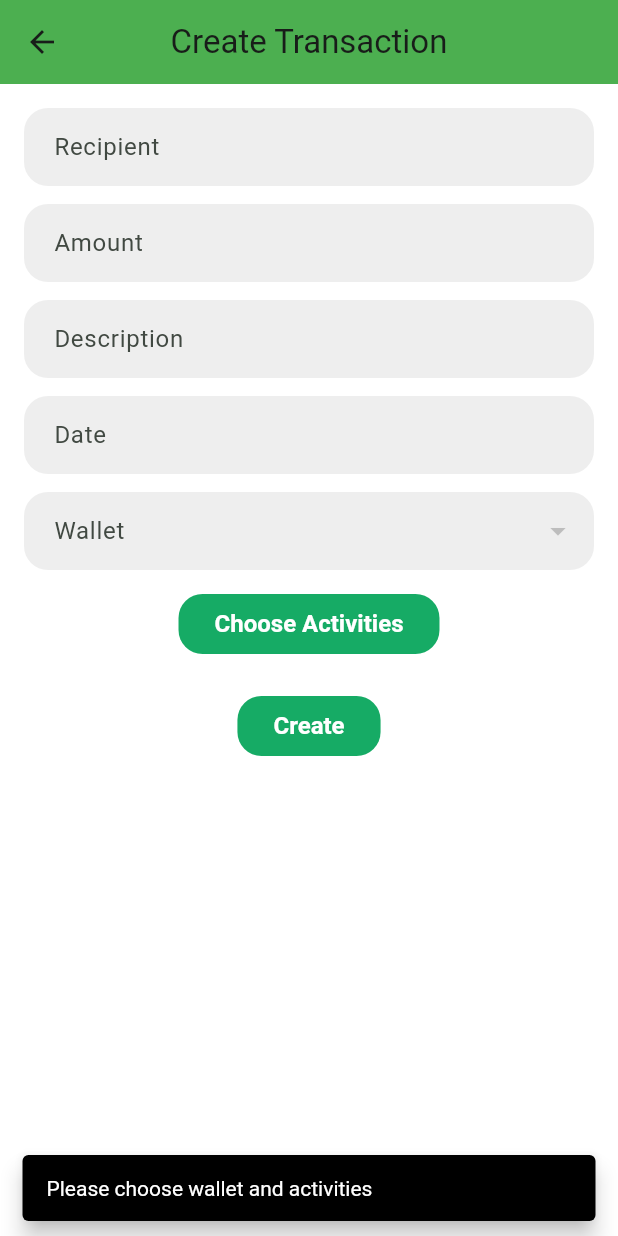
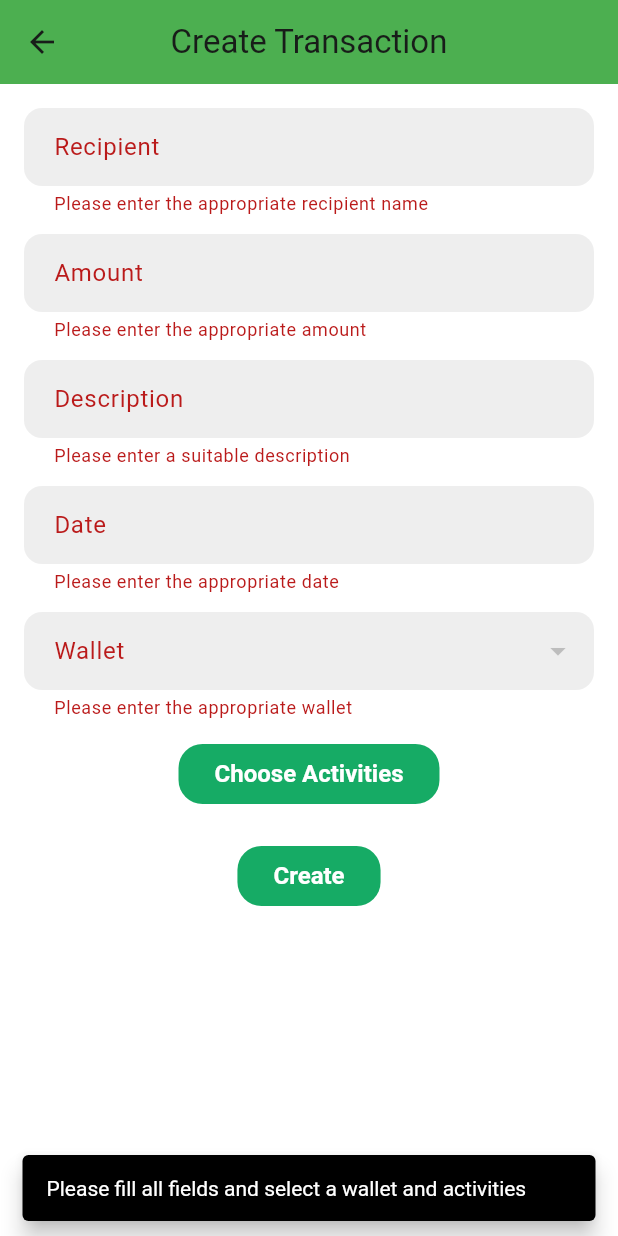
Before and after one commit to SoramYO/MoneyMind_Flutter, a Flutter app: the TransactionFormScreen screen opened directly, after a tap on "Create", on a phone screen of 412 x 824 dp. Run offline on Flutter 3.47's test engine with Material 3 defaults, Android fonts, the phone set to English and light mode, and no system bars; our stand-ins replace cached_network_image, dartz, dio, firebase_analytics, firebase_core, firebase_messaging and 8 more; missing offline and left inert: signalr_core; accounts and stored records are empty; network calls fail.

Commit message:
validate enter add transaction and add wallet

```diff
--- a/lib/presentation/transaction/pages/transaction_edit_add_view.dart
+++ b/lib/presentation/transaction/pages/transaction_edit_add_view.dart
@@ -76,8 +76,11 @@ class _TransactionFormScreenState extends State<TransactionFormScreen> {
   }
 
   Future<void> _createTransaction() async {
-    if (_selectedWalletId == null || _selectedActivitiesId.isEmpty) {
-      _showSnackbar("Please choose wallet and activities");
+    if (!_formKey.currentState!.validate() ||
+        _selectedWalletId == null ||
+        _selectedActivitiesId.isEmpty) {
+      _showSnackbar(
+          "Please fill all fields and select a wallet and activities");
       return;
     }
 
@@ -209,19 +212,43 @@ class _TransactionFormScreenState extends State<TransactionFormScreen> {
                 key: _formKey,
                 child: Column(
                   children: [
+                    // Recipient Name field validation
                     TextFormField(
-                        controller: _recipientController,
-                        decoration: _inputDecoration("Recipient")),
+                      controller: _recipientController,
+                      decoration: _inputDecoration("Recipient"),
+                      validator: (value) => value?.isEmpty ?? true
+                          ? "Please enter the appropriate recipient name"
+                          : null,
+                    ),
                     SizedBox(height: 12),
+                    // Amount field validation
                     TextFormField(
-                        controller: _amountController,
-                        decoration: _inputDecoration("Amount"),
-                        keyboardType: TextInputType.number),
+                      controller: _amountController,
+                      decoration: _inputDecoration("Amount"),
+                      keyboardType: TextInputType.number,
+                      validator: (value) {
+                        // validate in chữ đỏ
+                        if (value == null || value.isEmpty) {
+                          return "Please enter the appropriate amount";
+                        }
+                        final amount = double.tryParse(value);
+                        if (amount == null || amount <= 0) {
+                          return "Invalid number, must be greater than 0";
+                        }
+                        return null;
+                      },
+                    ),
                     SizedBox(height: 12),
+                    // Description field validation
                     TextFormField(
-                        controller: _descriptionController,
-                        decoration: _inputDecoration("Description")),
+                      controller: _descriptionController,
+                      decoration: _inputDecoration("Description"),
+                      validator: (value) => value?.isEmpty ?? true
+                          ? "Please enter a suitable description"
+                          : null,
+                    ),
                     SizedBox(height: 12),
+                    // Transaction Date field validation
                     TextFormField(
                       controller: _dateController,
                       decoration: _inputDecoration("Date"),
@@ -240,8 +267,11 @@ class _TransactionFormScreenState extends State<TransactionFormScreen> {
                           });
                         }
                       },
+                      validator: (value) =>
+                          value?.isEmpty ?? true ? "Please enter the appropriate date" : null,
                     ),
                     SizedBox(height: 12),
+                    // Wallet dropdown validation
                     DropdownButtonFormField<String>(
                       value: _selectedWalletId,
                       decoration: _inputDecoration("Wallet"),
@@ -262,6 +292,8 @@ class _TransactionFormScreenState extends State<TransactionFormScreen> {
                           _loadActivities(_walletCategoryId!);
                         });
                       },
+                      validator: (value) =>
+                          value == null ? "Please enter the appropriate wallet" : null,
                     ),
                     SizedBox(height: 12),
                     ElevatedButton(
@@ -269,8 +301,7 @@ class _TransactionFormScreenState extends State<TransactionFormScreen> {
                         child: Text("Choose Activities")),
                     SizedBox(height: 20),
                     ElevatedButton(
-                        onPressed: _createTransaction,
-                        child: Text("Create")),
+                        onPressed: _createTransaction, child: Text("Create")),
                   ],
                 ),
               ),
--- a/lib/presentation/wallet/wallet_add.dart
+++ b/lib/presentation/wallet/wallet_add.dart
@@ -65,7 +65,7 @@ class _WalletAddScreenState extends State<WalletAddScreen> {
     );
   }
 
-//nhập sai thông tin hoặc chưa chọn danh mục ví
+  //nhập sai thông tin hoặc chưa chọn danh mục ví
   Future<void> _createWallet() async {
     if (!_formKey.currentState!.validate() || _selectedCategory == null) {
       _showSnackbar("Please enter correct and complete information!!!");
@@ -150,11 +150,14 @@ class _WalletAddScreenState extends State<WalletAddScreen> {
                       keyboardType: TextInputType.number,
                       validator: (value) {
                         if (value == null || value.isEmpty) {
-                          return "Please enter a valid amount";
+                          return "Required field";
                         }
                         final balance = double.tryParse(value);
                         if (balance == null) {
                           return "Invalid number";
+                        }
+                        if (balance <= 0) {
+                          return "Please enter balance greater than 0";
                         }
                         return null;
                       },
```
